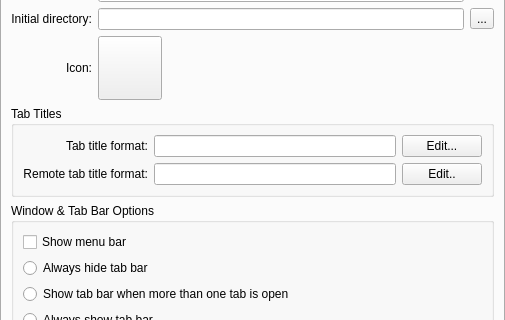
Before: the Qt Designer form src/EditProfileDialog.ui in KDE/konsole, drawn with Qt 5; both pictures show x 0 to 505 and y 83 to 403 of the 505 by 524 pixel window.
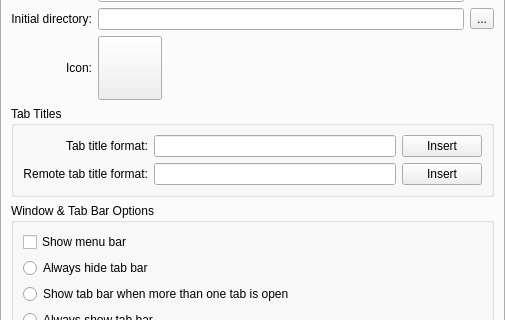
After: the same form once the commit is applied. Custom widgets are drawn as their Qt base class.

Commit message: Use inline editing for the tab title formats.

Diff of the .ui file:
```diff
--- a/src/EditProfileDialog.ui
+++ b/src/EditProfileDialog.ui
@@ -188,7 +188,7 @@
              <string>Edit normal tab title format</string>
             </property>
             <property name="text" >
-             <string>Edit...</string>
+             <string>Insert</string>
             </property>
            </widget>
           </item>
@@ -215,7 +215,7 @@
              <string>Edit tab title format used when executing remote commands</string>
             </property>
             <property name="text" >
-             <string>Edit..</string>
+             <string>Insert</string>
             </property>
            </widget>
           </item>
```
The commit also changes 7 other files.
